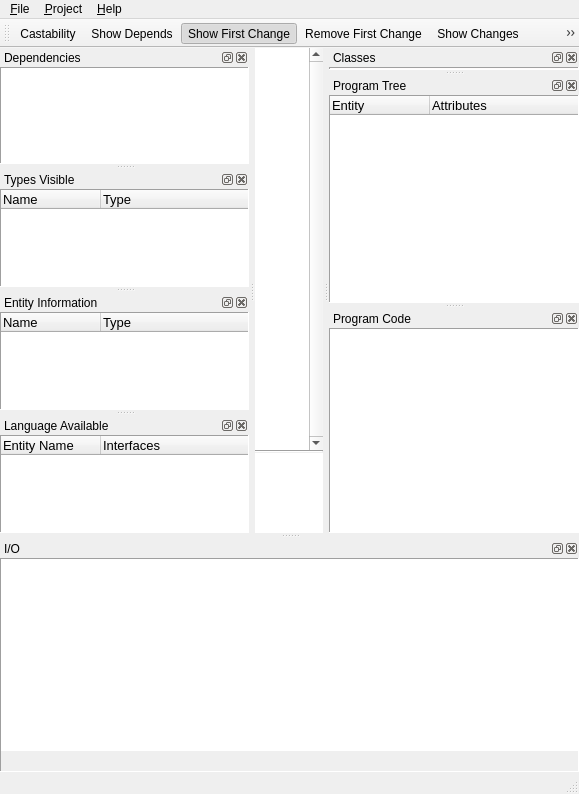
Above: src/Gui/MainWindow.ui from gavofyork/Martta before the change. Below: the same form after it.
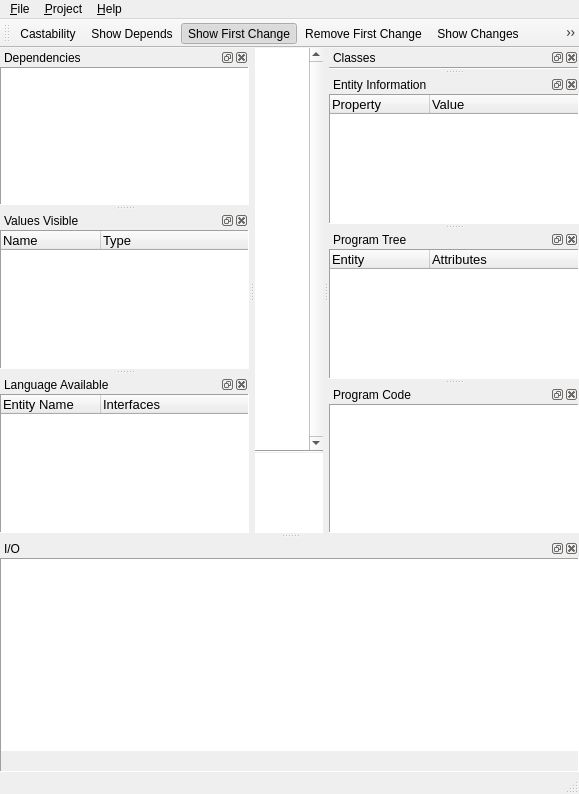
That is the form after the change. Custom widgets are drawn as their Qt base class.

Patch:
```diff
--- a/src/Gui/MainWindow.ui
+++ b/src/Gui/MainWindow.ui
@@ -450,7 +450,7 @@
   </widget>
   <widget class="QDockWidget" name="dockTypesVisible" >
    <property name="windowTitle" >
-    <string>Types Visible</string>
+    <string>Values Visible</string>
    </property>
    <attribute name="dockWidgetArea" >
     <number>1</number>
@@ -514,7 +514,7 @@
     <string>Entity Information</string>
    </property>
    <attribute name="dockWidgetArea" >
-    <number>1</number>
+    <number>2</number>
    </attribute>
    <widget class="QWidget" name="dockWidgetContents_9f" >
     <layout class="QVBoxLayout" >
@@ -554,12 +554,12 @@
           </property>
           <column>
            <property name="text" >
-            <string>Name</string>
+            <string>Property</string>
            </property>
           </column>
           <column>
            <property name="text" >
-            <string>Type</string>
+            <string>Value</string>
            </property>
           </column>
          </widget>
```
Left out of the diff: 4 changed lines with no effect on the pictures.
